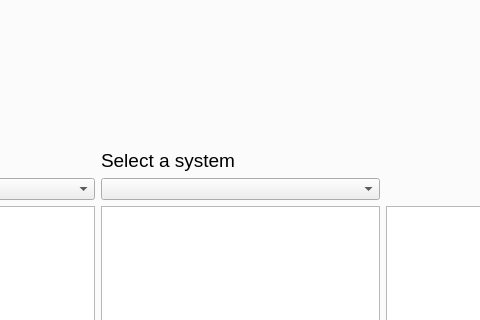
Old version of the form mainwindow.ui in the repository leuat/TRSE; both pictures show x 580 to 1060 and y 138 to 458 of the 1380 by 720 pixel window.
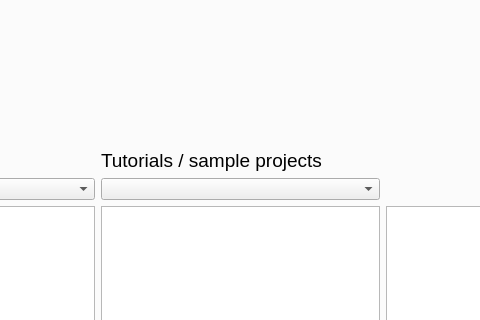
New version of the form. Icons and pictures are not drawn. Custom widgets are drawn as their Qt base class.

The edit to the form file:
```diff
--- a/mainwindow.ui
+++ b/mainwindow.ui
@@ -389,7 +389,7 @@
                   </font>
                  </property>
                  <property name="text">
-                  <string>Select a system</string>
+                  <string>Tutorials / sample projects</string>
                  </property>
                 </widget>
                </item>
```
